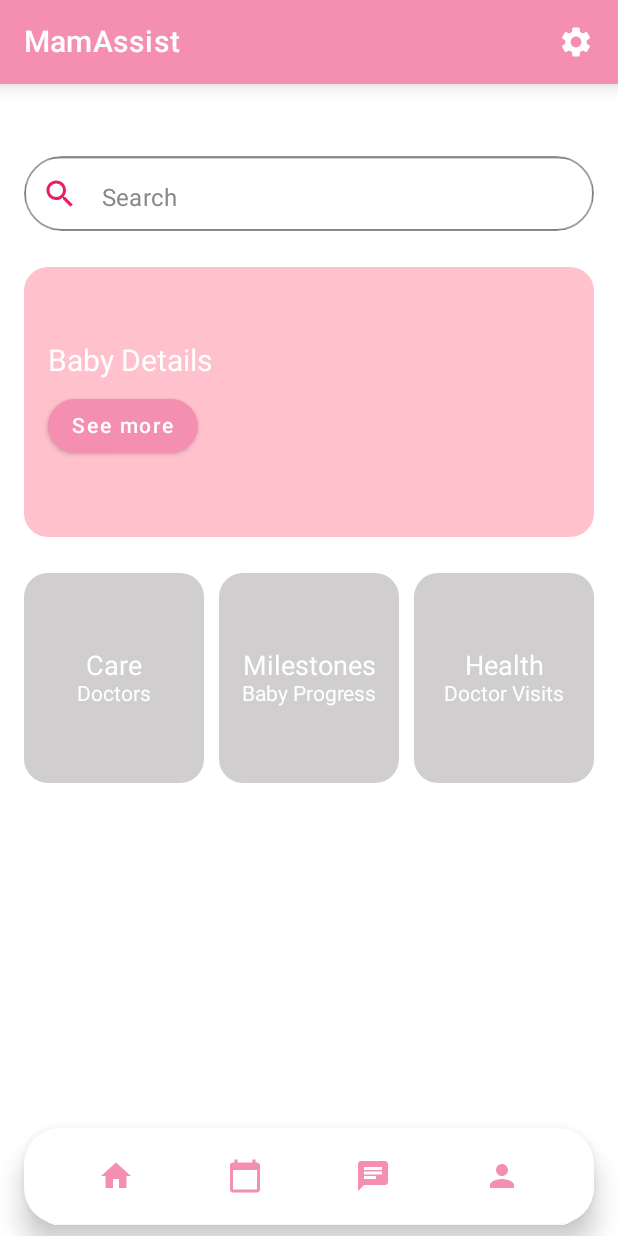
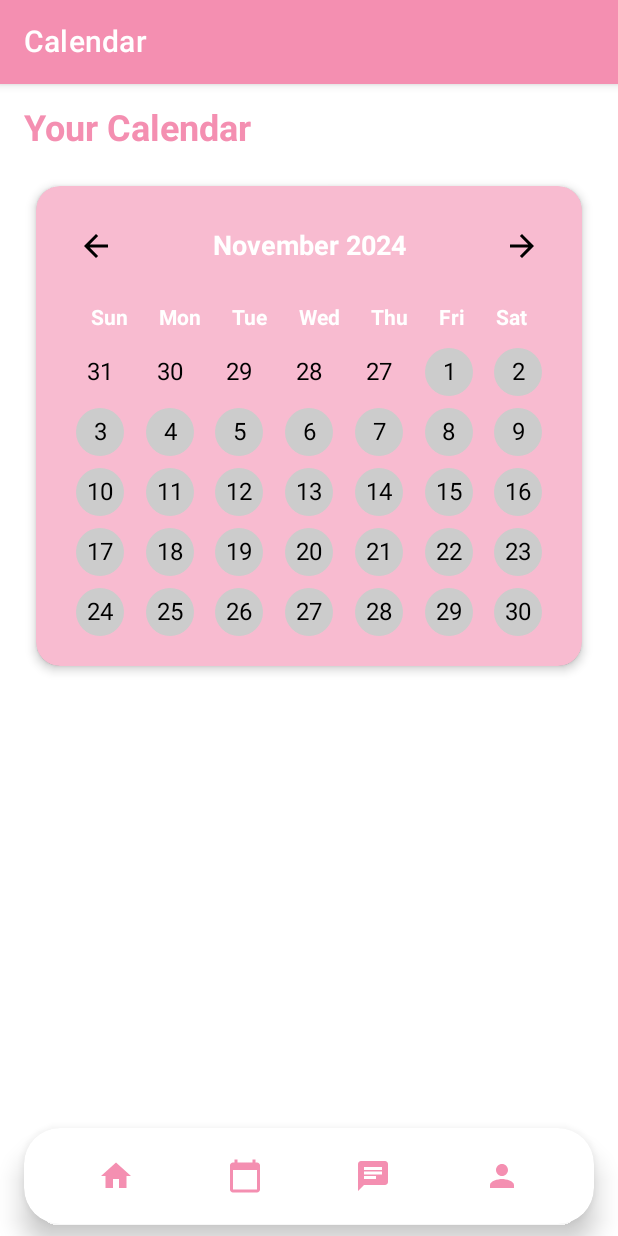
Before and after one commit to espritcarecrew/android, an Android app built with Jetpack Compose: the HomeScreen screen opened through its navigation route, after a tap on "Calendar", on a phone screen of 412 x 824 dp. Run offline under Robolectric (Android 15) with nearby library versions, the phone set to English and light mode, and no system bars.

Commit message:
update wiem x)

```diff
--- a/app/build.gradle.kts
+++ b/app/build.gradle.kts
@@ -71,6 +71,9 @@ dependencies {
     implementation ("androidx.compose.material:material-icons-extended:<version>")
     implementation ("androidx.compose.material:material:<version>")
     implementation ("androidx.compose.ui:ui:<version>")
+    implementation ("androidx.compose.foundation:foundation:<version>") // Add this if missing
+
+    implementation ("com.google.accompanist:accompanist-pager:0.28.0")
 
     // Navigation Compose
     implementation("androidx.navigation:navigation-compose:2.5.3")
--- a/app/src/main/java/tn/esprit/mamassist/BottomNavigation/Home.kt
+++ b/app/src/main/java/tn/esprit/mamassist/BottomNavigation/Home.kt
@@ -1,24 +1,14 @@
 package tn.esprit.mamassist.screens
 
-import androidx.compose.foundation.BorderStroke
 import androidx.compose.foundation.background
-import androidx.compose.foundation.border
 import androidx.compose.foundation.layout.*
 import androidx.compose.foundation.shape.RoundedCornerShape
 import androidx.compose.material.*
 import androidx.compose.material.icons.Icons
-import androidx.compose.material.icons.filled.Search
-import androidx.compose.material.icons.filled.CalendarToday
-import androidx.compose.material.icons.filled.Chat
-import androidx.compose.material.icons.filled.Home
-import androidx.compose.material.icons.filled.Person
-import androidx.compose.material.icons.filled.Settings
+import androidx.compose.material.icons.filled.*
 import androidx.compose.runtime.Composable
 import androidx.compose.runtime.mutableStateOf
 import androidx.compose.runtime.remember
-import androidx.compose.material.MaterialTheme
-import androidx.compose.material.Text
-import androidx.compose.material.OutlinedTextField
 import androidx.compose.ui.Alignment
 import androidx.compose.ui.Modifier
 import androidx.compose.ui.draw.clip
@@ -37,55 +27,48 @@ fun HomeScreen(navController: NavController) {
                 title = {
                     Box(
                         modifier = Modifier.fillMaxWidth(),
-                        //contentAlignment = Alignment.Start
                     ) {
                         Text(
                             text = "MamAssist",
-                            color = Color.White, // Set text color to white
-                            fontSize = 20.sp // Adjust font size if needed
+                            color = Color.White,
+                            fontSize = 20.sp
                         )
                     }
                 },
                 actions = {
-                    // Settings Icon
                     IconButton(onClick = { /* Settings action */ }) {
-                        Icon(Icons.Default.Settings, contentDescription = "Settings", tint = Color.White) // Set icon tint to white
+                        Icon(Icons.Default.Settings, contentDescription = "Settings", tint = Color.White)
                     }
                 },
-                backgroundColor = Color(0xFFF48FB1), // Set background color to match ProfileScreen
+                backgroundColor = Color(0xFFF48FB1),
                 elevation = 8.dp
             )
         },
         bottomBar = {
             Box(
                 modifier = Modifier
-                    .padding(horizontal = 16.dp, vertical = 8.dp) // Add margin around the bottom bar
+                    .padding(horizontal = 16.dp, vertical = 8.dp)
                     .fillMaxWidth()
-                    .shadow(elevation = 10.dp, shape = RoundedCornerShape(24.dp), clip = false) // Add shadow with rounded shape
-                    .clip(RoundedCornerShape(24.dp)) // Clip the background to rounded corners
-                    .background(Color.White) // Set the background color of the bottom bar
+                    .shadow(elevation = 10.dp, shape = RoundedCornerShape(24.dp), clip = false)
+                    .clip(RoundedCornerShape(24.dp))
+                    .background(Color.White)
             ) {
                 Row(
                     modifier = Modifier
                         .fillMaxWidth()
-                        .padding(vertical = 8.dp), // Add padding for better spacing
+                        .padding(vertical = 8.dp),
                     horizontalArrangement = Arrangement.SpaceEvenly,
                     verticalAlignment = Alignment.CenterVertically
                 ) {
-                    // Home Icon
                     IconButton(onClick = { navController.navigate("home") }) {
                         Icon(Icons.Default.Home, contentDescription = "Home", tint = Color(0xFFF48FB1))
                     }
-                    // Calendar Icon
-                    IconButton(onClick = { /* Placeholder for Calendar */ }) {
+                    IconButton(onClick = { navController.navigate("calendar") }) {
                         Icon(Icons.Default.CalendarToday, contentDescription = "Calendar", tint = Color(0xFFF48FB1))
                     }
-                    // Cart Icon
                     IconButton(onClick = { /* Navigate to AI Chat screen */ }) {
                         Icon(Icons.Default.Chat, contentDescription = "AI Chat", tint = Color(0xFFF48FB1))
                     }
-
-                    // Profile Icon
                     IconButton(onClick = { navController.navigate("profile") }) {
                         Icon(Icons.Default.Person, contentDescription = "Profile", tint = Color(0xFFF48FB1))
                     }
@@ -101,52 +84,40 @@ fun HomeScreen(navController: NavController) {
                 horizontalAlignment = Alignment.Start,
                 verticalArrangement = Arrangement.Top
             ) {
-
                 Spacer(modifier = Modifier.height(24.dp))
-
-                // Add the styled search bar
                 StyledSearchBar()
-
                 Spacer(modifier = Modifier.height(16.dp))
-
-                // Add more UI elements as needed
                 FeaturedSection()
-
                 Spacer(modifier = Modifier.height(16.dp))
-                RecommendedCards()
-
-
+                StatisticsCard()
             }
         }
     )
 }
 
+
 @Composable
 fun StyledSearchBar() {
-    // Remember the state of the text field
     var searchText = remember { mutableStateOf(TextFieldValue("")) }
-
-    // OutlinedTextField with explicit state handling
     OutlinedTextField(
-        value = searchText.value, // Provide the state value here
+        value = searchText.value,
         onValueChange = { newValue ->
-            searchText.value = newValue // Update the state when the value changes
+            searchText.value = newValue
         },
         modifier = Modifier
-            .fillMaxWidth() // Full width for the search bar
-            .padding(vertical = 8.dp) // Padding around the search bar
-            .height(50.dp) // Set height of the search bar
-            .clip(RoundedCornerShape(30.dp)) // Rounded corners for the search bar
-            .background(Color.White) // White background for the search field
-            .shadow(1.dp, RoundedCornerShape(1.dp)), // Outer shadow for visibility
+            .fillMaxWidth()
+            .padding(vertical = 8.dp)
+            .height(50.dp)
+            .clip(RoundedCornerShape(30.dp))
+            .background(Color.White)
+            .shadow(1.dp, RoundedCornerShape(1.dp)),
         leadingIcon = {
-            // Icon inside the search bar
-            Icon(Icons.Filled.Search, contentDescription = "Search", tint = Color(0xFFE91E63))
+            Icon(Icons.Filled.Search, contentDescription = "Search", tint = Color(0xE1E91EB6))
         },
-        placeholder = { Text("Search", color = Color.Gray) }, // Placeholder text
-        textStyle = MaterialTheme.typography.body1.copy(color = Color.Black), // Text style inside the search bar
-        singleLine = true, // One line for the search field
-        shape = RoundedCornerShape(30.dp) // Rounded corners
+        placeholder = { Text("Search", color = Color.Gray) },
+        textStyle = MaterialTheme.typography.body1.copy(color = Color.Black),
+        singleLine = true,
+        shape = RoundedCornerShape(30.dp)
     )
 }
 
@@ -171,7 +142,6 @@ fun FeaturedSection() {
                     fontSize = 20.sp,
                     color = Color.White
                 )
-
                 Spacer(modifier = Modifier.height(8.dp))
                 Button(
                     onClick = { /* Action for Baby Details */ },
@@ -186,32 +156,30 @@ fun FeaturedSection() {
 }
 
 @Composable
-fun RecommendedCards() {
-    Row(
+fun StatisticsCard() {
+    Box(
         modifier = Modifier
             .fillMaxWidth()
-            .padding(vertical = 8.dp),
-        horizontalArrangement = Arrangement.SpaceBetween
+            .height(200.dp)
+            .background(Color(0xFFD0CECE), RoundedCornerShape(16.dp))
+            .padding(16.dp)
     ) {
-        RecommendedCard(title = "Care", sessions = "Doctors", backgroundColor = Color(0xFFD0CECE))
-        RecommendedCard(title = "Milestones", sessions = "Baby Progress", backgroundColor = Color(0xFFD0CECE))
-        RecommendedCard(title = "Health", sessions = "Doctor Visits", backgroundColor = Color(0xFFD0CECE))
-    }
-}
-
-@Composable
-fun RecommendedCard(title: String, sessions: String, backgroundColor: Color) {
-    Box(
-        modifier = Modifier
-            .width(120.dp) // Increased width
-            .height(140.dp) // Increased height
-            .background(backgroundColor, RoundedCornerShape(16.dp))
-            .padding(8.dp),
-        contentAlignment = Alignment.Center
-    ) {
-        Column(horizontalAlignment = Alignment.CenterHorizontally) {
-            Text(text = title, fontSize = 18.sp, color = Color.White) // Updated text color
-            Text(text = sessions, fontSize = 14.sp, color = Color.White) // Updated text color
+        Column(
+            modifier = Modifier.fillMaxSize(),
+            horizontalAlignment = Alignment.CenterHorizontally,
+            verticalArrangement = Arrangement.Center
+        ) {
+            Text(
+                text = "Statistics",
+                fontSize = 24.sp,
+                color = Color.White
+            )
+            Spacer(modifier = Modifier.height(8.dp))
+            Text(
+                text = "Monitor baby growth, health trends, and activity progress.",
+                fontSize = 16.sp,
+                color = Color.White
+            )
         }
     }
 }
--- /dev/null
+++ b/app/src/main/java/tn/esprit/mamassist/CalendarScreen.kt
@@ -0,0 +1,239 @@
+import android.icu.util.Calendar
+import androidx.compose.foundation.Image
+import androidx.compose.foundation.background
+import androidx.compose.foundation.clickable
+import androidx.compose.foundation.layout.*
+import androidx.compose.foundation.shape.RoundedCornerShape
+import androidx.compose.material.*
+import androidx.compose.material.icons.Icons
+import androidx.compose.material.icons.filled.*
+import androidx.compose.runtime.*
+import androidx.compose.ui.Alignment
+import androidx.compose.ui.Modifier
+import androidx.compose.ui.draw.clip
+import androidx.compose.ui.draw.shadow
+import androidx.compose.ui.graphics.Color
+import androidx.compose.ui.layout.ContentScale
+import androidx.compose.ui.res.painterResource
+import androidx.compose.ui.text.font.FontWeight
+import androidx.compose.ui.unit.dp
+import androidx.compose.ui.unit.sp
+import androidx.navigation.NavController
+import tn.esprit.mamassist.R
+import java.text.SimpleDateFormat
+import java.util.*
+
+@Composable
+fun CalendarScreen(navController: NavController) {
+    var currentMonth by remember { mutableStateOf(Calendar.getInstance()) }
+    var selectedDate by remember { mutableStateOf<Calendar?>(null) }
+
+    Scaffold(
+        topBar = {
+            TopAppBar(
+                title = { Text("Calendar", color = Color.White, fontSize = 20.sp) },
+                backgroundColor = Color(0xFFF48FB1)
+            )
+        },
+        bottomBar = {
+            Box(
+                modifier = Modifier
+                    .padding(horizontal = 16.dp, vertical = 8.dp)
+                    .fillMaxWidth()
+                    .shadow(elevation = 10.dp, shape = RoundedCornerShape(24.dp))
+                    .clip(RoundedCornerShape(24.dp))
+                    .background(Color.White)
+            ) {
+                Row(
+                    modifier = Modifier
+                        .fillMaxWidth()
+                        .padding(vertical = 8.dp),
+                    horizontalArrangement = Arrangement.SpaceEvenly
+                ) {
+                    IconButton(onClick = { navController.navigate("home/pregnant") }) {
+                        Icon(Icons.Default.Home, contentDescription = "Home", tint = Color(0xFFF48FB1))
+                    }
+                    IconButton(onClick = { navController.navigate("calendar") }) {
+                        Icon(Icons.Default.CalendarToday, contentDescription = "Calendar", tint = Color(0xFFF48FB1))
+                    }
+                    IconButton(onClick = { /* Navigate to AI Chat screen */ }) {
+                        Icon(Icons.Default.Chat, contentDescription = "AI Chat", tint = Color(0xFFF48FB1))
+                    }
+                    IconButton(onClick = { navController.navigate("profile") }) {
+                        Icon(Icons.Default.Person, contentDescription = "Profile", tint = Color(0xFFF48FB1))
+                    }
+                }
+            }
+        },
+        content = { paddingValues ->
+            Column(
+                modifier = Modifier
+                    .fillMaxSize()
+                    .padding(paddingValues)
+                    .padding(16.dp)
+            ) {
+                Text(
+                    text = "Your Calendar",
+                    fontSize = 24.sp,
+                    color = Color(0xFFF48FB1),
+                    fontWeight = FontWeight.Bold
+                )
+                Spacer(modifier = Modifier.height(16.dp))
+
+                // CalendarContainer with updated month navigation
+                CalendarContainer(
+                    currentMonth = currentMonth,
+                    onPreviousMonth = {
+                        currentMonth = (currentMonth.clone() as Calendar).apply {
+                            add(Calendar.MONTH, -1)
+                        }
+                    },
+                    onNextMonth = {
+                        currentMonth = (currentMonth.clone() as Calendar).apply {
+                            add(Calendar.MONTH, 1)
+                        }
+                    },
+                    onDateSelected = { selectedDate = it }
+                )
+
+                Spacer(modifier = Modifier.height(16.dp))
+
+                selectedDate?.let {
+                    Text(
+                        text = "Selected Date: ${it.get(Calendar.DAY_OF_MONTH)}/${it.get(Calendar.MONTH) + 1}/${it.get(Calendar.YEAR)}",
+                        fontSize = 16.sp,
+                        color = Color(0xFF757575)
+                    )
+                }
+            }
+        }
+    )
+}
+
+@Composable
+fun CalendarContainer(
+    currentMonth: Calendar,
+    onPreviousMonth: () -> Unit,
+    onNextMonth: () -> Unit,
+    onDateSelected: (Calendar) -> Unit
+) {
+    Card(
+        modifier = Modifier
+            .fillMaxWidth()
+            .padding(8.dp)
+            .shadow(4.dp, RoundedCornerShape(16.dp)),
+        shape = RoundedCornerShape(16.dp),
+        backgroundColor = Color(0xFFF8BBD0),
+        elevation = 4.dp
+    ) {
+        Column(
+            modifier = Modifier
+                .fillMaxWidth()
+                .padding(16.dp),
+            horizontalAlignment = Alignment.CenterHorizontally
+        ) {
+            // Header with month and navigation
+            Row(
+                modifier = Modifier.fillMaxWidth(),
+                horizontalArrangement = Arrangement.SpaceBetween,
+                verticalAlignment = Alignment.CenterVertically
+            ) {
+                IconButton(onClick = onPreviousMonth) {
+                    Icon(Icons.Default.ArrowBack, contentDescription = "Previous Month")
+                }
+                Text(
+                    text = getMonthName(currentMonth) + " " + currentMonth.get(Calendar.YEAR),
+                    fontSize = 18.sp,
+                    fontWeight = FontWeight.Bold,
+                    color = Color.White
+                )
+                IconButton(onClick = onNextMonth) {
+                    Icon(Icons.Default.ArrowForward, contentDescription = "Next Month")
+                }
+            }
+            Spacer(modifier = Modifier.height(16.dp))
+
+            // Days and dates
+            val days = listOf("Sun", "Mon", "Tue", "Wed", "Thu", "Fri", "Sat")
+            val dates = generateCalendarDates(currentMonth)
+
+            // Day header
+            Row(modifier = Modifier.fillMaxWidth(), horizontalArrangement = Arrangement.SpaceEvenly) {
+                days.forEach { day ->
+                    Text(text = day, fontSize = 14.sp, fontWeight = FontWeight.Bold, color = Color.White)
+                }
+            }
+            Spacer(modifier = Modifier.height(8.dp))
+
+            // Date grid
+            dates.chunked(7).forEach { week ->
+                Row(
+                    modifier = Modifier.fillMaxWidth(),
+                    horizontalArrangement = Arrangement.SpaceEvenly
+                ) {
+                    week.forEach { date ->
+                        Box(
+                            modifier = Modifier
+                                .size(40.dp)
+                                .padding(4.dp)
+                                .clickable { onDateSelected(date) }
+                                .background(
+                                    if (date.get(Calendar.MONTH) == currentMonth.get(Calendar.MONTH)) Color.LightGray else Color.Transparent,
+                                    RoundedCornerShape(50)
+                                ),
+                            contentAlignment = Alignment.Center
+                        ) {
+                            Text(
+                                text = date.get(Calendar.DAY_OF_MONTH).toString(),
+                                fontSize = 16.sp,
+                                color = Color.Black
+                            )
+                        }
+                    }
+                }
+            }
+        }
+    }
+}
+
+// Generate the name of the month
+fun getMonthName(calendar: Calendar): String {
+    val monthFormat = SimpleDateFormat("MMMM", Locale.getDefault())
+    return monthFormat.format(calendar.time)
+}
+
+// Generate calendar dates
+fun generateCalendarDates(calendar: Calendar): List<Calendar> {
+    val firstDayOfMonth = calendar.clone() as Calendar
+    firstDayOfMonth.set(Calendar.DAY_OF_MONTH, 1)
+
+    val lastDayOfMonth = calendar.clone() as Calendar
+    lastDayOfMonth.set(Calendar.DAY_OF_MONTH, lastDayOfMonth.getActualMaximum(Calendar.DAY_OF_MONTH))
+
+    val daysBefore = firstDayOfMonth.get(Calendar.DAY_OF_WEEK) - 1
+    val daysAfter = 7 - lastDayOfMonth.get(Calendar.DAY_OF_WEEK)
+
+    val allDays = mutableListOf<Calendar>()
+
+    // Previous month
+    for (i in daysBefore downTo 1) {
+        firstDayOfMonth.add(Calendar.DAY_OF_MONTH, -1)
+        allDays.add(firstDayOfMonth.clone() as Calendar)
+    }
+    firstDayOfMonth.add(Calendar.DAY_OF_MONTH, daysBefore) // Reset
+
+    // Current month
+    for (i in 1..lastDayOfMonth.get(Calendar.DAY_OF_MONTH)) {
+        val date = calendar.clone() as Calendar
+        date.set(Calendar.DAY_OF_MONTH, i)
+        allDays.add(date)
+    }
+
+    // Next month
+    for (i in 1..daysAfter) {
+        lastDayOfMonth.add(Calendar.DAY_OF_MONTH, 1)
+        allDays.add(lastDayOfMonth.clone() as Calendar)
+    }
+
+    return allDays
+}
--- a/app/src/main/java/tn/esprit/mamassist/MainActivity.kt
+++ b/app/src/main/java/tn/esprit/mamassist/MainActivity.kt
@@ -1,5 +1,7 @@
 package tn.esprit.mamassist
 
+import CalendarScreen
+//import MotherAndBabyScreen
 import android.os.Bundle
 import androidx.activity.ComponentActivity
 import androidx.activity.compose.setContent
@@ -20,7 +22,7 @@ class MainActivity : ComponentActivity() {
         super.onCreate(savedInstanceState)
         setContent {
             MamAssistTheme {
-                MainApp()
+               MainApp()
             }
         }
     }
@@ -32,6 +34,9 @@ fun MainApp() {
 
     // Set up NavHost with all your routes
     NavHost(navController = navController, startDestination = "login") {
+        composable("MotherAndBabyScreen") {
+            MotherAndBabyScreen(navController = navController) // Pass the NavController here
+        }
         composable("login") {
             val apiService = ApiClient.getApiService()
             val userRepository = UserRepository(apiService)
@@ -52,5 +57,15 @@ fun MainApp() {
         composable("profile") {
             ProfileScreen(navController = navController) // Add the profile screen route
         }
+        composable("calendar") {
+            CalendarScreen(navController = navController) // Add the profile screen route
+        }
+        composable("babyList") {
+            BabyListScreen(navController = navController)
+        }
+        composable("motherList") {
+            MotherListScreen(navController = navController)
+        }
+
     }
 }
```
Also changed, not shown: app/src/main/java/tn/esprit/mamassist/BabyListScreen.kt (added, +93 -0 lines), app/src/main/java/tn/esprit/mamassist/MotherAndBabyScreen.kt (added, +174 -0 lines), app/src/main/java/tn/esprit/mamassist/MotherListScreen.kt (added, +94 -0 lines), app/src/main/res/drawable/babylistjpg.jpg (added), app/src/main/res/drawable/hhhh2.jpg (added), app/src/main/res/drawable/mmme.jpg (added), app/src/main/res/drawable/motherlistjpg.jpg (added), app/src/main/res/drawable/userr22.png (added).
